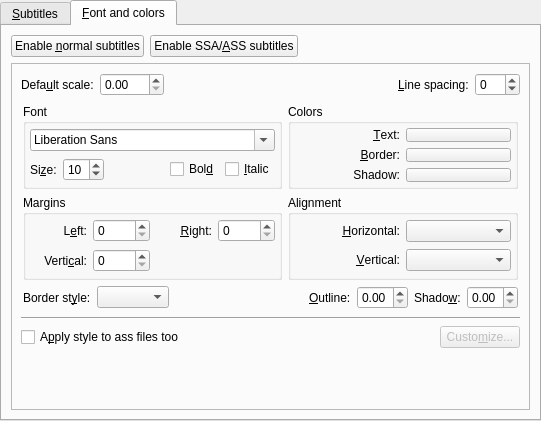
Old version of the form src/prefsubtitles.ui in the repository wilbert2000/wzplayer.
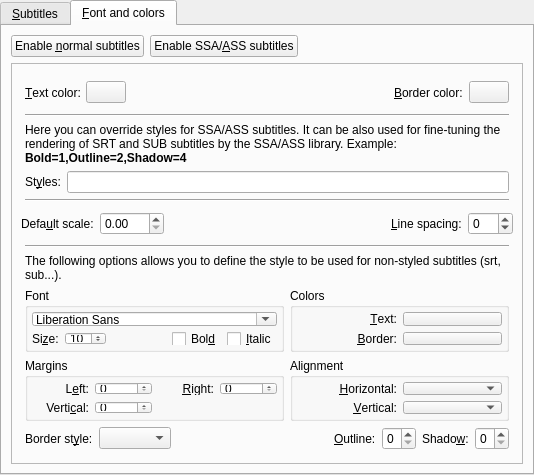
New version of the form. The open tabs and pages were chosen to show the change. Custom widgets are drawn as their Qt base class.

Patch:
```diff
--- a/src/prefsubtitles.ui
+++ b/src/prefsubtitles.ui
@@ -5,8 +5,8 @@
    <rect>
     <x>0</x>
     <y>0</y>
-    <width>541</width>
-    <height>421</height>
+    <width>534</width>
+    <height>469</height>
    </rect>
   </property>
   <property name="windowTitle" >
@@ -237,26 +237,6 @@
          </property>
         </widget>
        </item>
-       <item>
-        <widget class="Line" name="line" >
-         <property name="sizePolicy" >
-          <sizepolicy vsizetype="Fixed" hsizetype="Expanding" >
-           <horstretch>0</horstretch>
-           <verstretch>0</verstretch>
-          </sizepolicy>
-         </property>
-         <property name="orientation" >
-          <enum>Qt::Horizontal</enum>
-         </property>
-        </widget>
-       </item>
-       <item>
-        <widget class="QCheckBox" name="freetype_check" >
-         <property name="text" >
-          <string>Freet&amp;ype support</string>
-         </property>
-        </widget>
-       </item>
        <item>
         <spacer>
          <property name="orientation" >
@@ -717,6 +697,170 @@
          </widget>
          <widget class="QWidget" name="ass_subs" >
           <layout class="QVBoxLayout" >
+           <item>
+            <widget class="QWidget" native="1" name="simple_styles_container" >
+             <property name="enabled" >
+              <bool>true</bool>
+             </property>
+             <layout class="QVBoxLayout" >
+              <property name="leftMargin" >
+               <number>4</number>
+              </property>
+              <property name="topMargin" >
+               <number>4</number>
+              </property>
+              <property name="rightMargin" >
+               <number>4</number>
+              </property>
+              <property name="bottomMargin" >
+               <number>4</number>
+              </property>
+              <item>
+               <layout class="QHBoxLayout" >
+                <property name="spacing" >
+                 <number>6</number>
+                </property>
+                <property name="leftMargin" >
+                 <number>0</number>
+                </property>
+                <property name="topMargin" >
+                 <number>0</number>
+                </property>
+                <property name="rightMargin" >
+                 <number>0</number>
+                </property>
+                <property name="bottomMargin" >
+                 <number>0</number>
+                </property>
+                <item>
+                 <widget class="QLabel" name="asscolor_label" >
+                  <property name="text" >
+                   <string>&amp;Text color:</string>
+                  </property>
+                  <property name="wordWrap" >
+                   <bool>false</bool>
+                  </property>
+                  <property name="buddy" >
+                   <cstring>colorButton</cstring>
+                  </property>
+                 </widget>
+                </item>
+                <item>
+                 <widget class="SelectColorButton" name="colorButton" >
+                  <property name="text" >
+                   <string/>
+                  </property>
+                 </widget>
+                </item>
+                <item>
+                 <spacer>
+                  <property name="orientation" >
+                   <enum>Qt::Horizontal</enum>
+                  </property>
+                  <property name="sizeHint" >
+                   <size>
+                    <width>41</width>
+                    <height>31</height>
+                   </size>
+                  </property>
+                 </spacer>
+                </item>
+                <item>
+                 <widget class="QLabel" name="assbordercolor_label" >
+                  <property name="text" >
+                   <string>&amp;Border color:</string>
+                  </property>
+                  <property name="wordWrap" >
+                   <bool>false</bool>
+                  </property>
+                  <property name="buddy" >
+                   <cstring>borderButton</cstring>
+                  </property>
+                 </widget>
+                </item>
+                <item>
+                 <widget class="SelectColorButton" name="borderButton" >
+                  <property name="text" >
+                   <string/>
+                  </property>
+                 </widget>
+                </item>
+               </layout>
+              </item>
+              <item>
+               <widget class="Line" name="line" >
+                <property name="sizePolicy" >
+                 <sizepolicy vsizetype="Fixed" hsizetype="Expanding" >
+                  <horstretch>0</horstretch>
+                  <verstretch>0</verstretch>
+                 </sizepolicy>
+                </property>
+                <property name="orientation" >
+                 <enum>Qt::Horizontal</enum>
+                </property>
+               </widget>
+              </item>
+              <item>
+               <widget class="QLabel" name="styles_desc_label" >
+                <property name="text" >
+                 <string>Here you can override styles for SSA/ASS subtitles. It can be also used for fine-tuning the rendering of SRT and SUB subtitles by the SSA/ASS library. Example: &lt;b>Bold=1,Outline=2,Shadow=4&lt;/b></string>
+                </property>
+                <property name="wordWrap" >
+                 <bool>true</bool>
+                </property>
+               </widget>
+              </item>
+              <item>
+               <layout class="QHBoxLayout" >
+                <property name="spacing" >
+                 <number>6</number>
+                </property>
+                <property name="leftMargin" >
+                 <number>0</number>
+                </property>
+                <property name="topMargin" >
+                 <number>0</number>
+                </property>
+                <property name="rightMargin" >
+                 <number>0</number>
+                </property>
+                <property name="bottomMargin" >
+                 <number>0</number>
+                </property>
+                <item>
+                 <widget class="QLabel" name="ass_styles_label" >
+                  <property name="text" >
+                   <string>St&amp;yles:</string>
+                  </property>
+                  <property name="wordWrap" >
+                   <bool>false</bool>
+                  </property>
+                  <property name="buddy" >
+                   <cstring>ass_styles_edit</cstring>
+                  </property>
+                 </widget>
+                </item>
+                <item>
+                 <widget class="QLineEdit" name="ass_styles_edit" />
+                </item>
+               </layout>
+              </item>
+              <item>
+               <widget class="Line" name="line_3" >
+                <property name="sizePolicy" >
+                 <sizepolicy vsizetype="Fixed" hsizetype="Expanding" >
+                  <horstretch>0</horstretch>
+                  <verstretch>0</verstretch>
+                 </sizepolicy>
+                </property>
+                <property name="orientation" >
+                 <enum>Qt::Horizontal</enum>
+                </property>
+               </widget>
+              </item>
+             </layout>
+            </widget>
+           </item>
            <item>
             <layout class="QHBoxLayout" >
              <item>
@@ -787,18 +931,41 @@
              </property>
              <layout class="QGridLayout" >
               <property name="leftMargin" >
-               <number>2</number>
+               <number>4</number>
               </property>
               <property name="topMargin" >
-               <number>2</number>
+               <number>4</number>
               </property>
               <property name="rightMargin" >
-               <number>2</number>
+               <number>4</number>
               </property>
               <property name="bottomMargin" >
-               <number>2</number>
+               <number>4</number>
               </property>
-              <item row="0" column="0" >
+              <item row="0" column="0" colspan="2" >
+               <widget class="Line" name="line_2" >
+                <property name="sizePolicy" >
+                 <sizepolicy vsizetype="Fixed" hsizetype="Expanding" >
+                  <horstretch>0</horstretch>
+                  <verstretch>0</verstretch>
+                 </sizepolicy>
+                </property>
+                <property name="orientation" >
+                 <enum>Qt::Horizontal</enum>
+                </property>
+               </widget>
+              </item>
+              <item row="1" column="0" colspan="2" >
+               <widget class="QLabel" name="label_10" >
+                <property name="text" >
+                 <string>The following options allows you to define the style to be used for non-styled subtitles (srt, sub...).</string>
+                </property>
+                <property name="wordWrap" >
+                 <bool>true</bool>
+                </property>
+               </widget>
+              </item>
+              <item row="2" column="0" >
                <widget class="QGroupBox" name="groupBox_4" >
                 <property name="title" >
                  <string>Font</string>
@@ -886,7 +1053,7 @@
                 </layout>
                </widget>
               </item>
-              <item row="0" column="1" >
+              <item row="2" column="1" >
                <widget class="QGroupBox" name="groupBox_7" >
                 <property name="title" >
                  <string>Colors</string>
@@ -919,12 +1086,6 @@
                  </item>
                  <item row="0" column="1" >
                   <widget class="SelectColorButton" name="style_text_color_button" >
-                   <property name="sizePolicy" >
-                    <sizepolicy vsizetype="Ignored" hsizetype="Minimum" >
-                     <horstretch>0</horstretch>
-                     <verstretch>0</verstretch>
-                    </sizepolicy>
-                   </property>
                    <property name="text" >
                     <string/>
                    </property>
@@ -945,35 +1106,6 @@
                  </item>
                  <item row="1" column="1" >
                   <widget class="SelectColorButton" name="style_border_color_button" >
-                   <property name="sizePolicy" >
-                    <sizepolicy vsizetype="Ignored" hsizetype="Minimum" >
-                     <horstretch>0</horstretch>
-                     <verstretch>0</verstretch>
-                    </sizepolicy>
-                   </property>
-                   <property name="text" >
-                    <string/>
-                   </property>
-                  </widget>
-                 </item>
-                 <item row="2" column="0" >
-                  <widget class="QLabel" name="label_12" >
-                   <property name="text" >
-                    <string>Shadow:</string>
-                   </property>
-                   <property name="alignment" >
-                    <set>Qt::AlignRight|Qt::AlignTrailing|Qt::AlignVCenter</set>
-                   </property>
-                  </widget>
-                 </item>
-                 <item row="2" column="1" >
-                  <widget class="SelectColorButton" name="style_shadow_color_button" >
-                   <property name="sizePolicy" >
-                    <sizepolicy vsizetype="Ignored" hsizetype="Minimum" >
-                     <horstretch>0</horstretch>
-                     <verstretch>0</verstretch>
-                    </sizepolicy>
-                   </property>
                    <property name="text" >
                     <string/>
                    </property>
@@ -982,7 +1114,7 @@
                 </layout>
                </widget>
               </item>
-              <item row="1" column="0" >
+              <item row="3" column="0" >
                <widget class="QGroupBox" name="groupBox_8" >
                 <property name="title" >
                  <string>Margins</string>
@@ -1064,7 +1196,7 @@
                 </layout>
                </widget>
               </item>
-              <item row="1" column="1" >
+              <item row="3" column="1" >
                <widget class="QGroupBox" name="groupBox_9" >
                 <property name="title" >
                  <string>Alignment</string>
@@ -1117,7 +1249,7 @@
                 </layout>
                </widget>
               </item>
-              <item row="2" column="0" colspan="2" >
+              <item row="4" column="0" colspan="2" >
                <layout class="QHBoxLayout" >
                 <item>
                  <widget class="QLabel" name="label_5" >
@@ -1156,12 +1288,15 @@
                  </widget>
                 </item>
                 <item>
-                 <widget class="QDoubleSpinBox" name="style_outline_spin" >
+                 <widget class="QSpinBox" name="style_outline_spin" >
+                  <property name="minimum" >
+                   <number>0</number>
+                  </property>
                   <property name="maximum" >
-                   <double>4.000000000000000</double>
+                   <number>4</number>
                   </property>
-                  <property name="singleStep" >
-                   <double>0.100000000000000</double>
+                  <property name="value" >
+                   <number>0</number>
                   </property>
                  </widget>
                 </item>
@@ -1176,12 +1311,9 @@
                  </widget>
                 </item>
                 <item>
-                 <widget class="QDoubleSpinBox" name="style_shadow_spin" >
+                 <widget class="QSpinBox" name="style_shadow_spin" >
                   <property name="maximum" >
-                   <double>4.000000000000000</double>
-                  </property>
-                  <property name="singleStep" >
-                   <double>0.100000000000000</double>
+                   <number>4</number>
                   </property>
                  </widget>
                 </item>
@@ -1190,53 +1322,6 @@
              </layout>
             </widget>
            </item>
-           <item>
-            <widget class="Line" name="line_3" >
-             <property name="sizePolicy" >
-              <sizepolicy vsizetype="Fixed" hsizetype="Expanding" >
-               <horstretch>0</horstretch>
-               <verstretch>0</verstretch>
-              </sizepolicy>
-             </property>
-             <property name="orientation" >
-              <enum>Qt::Horizontal</enum>
-             </property>
-            </widget>
-           </item>
-           <item>
-            <layout class="QHBoxLayout" >
-             <item>
-              <widget class="QCheckBox" name="force_ass_styles" >
-               <property name="text" >
-                <string>A&amp;pply style to ass files too</string>
-               </property>
-              </widget>
-             </item>
-             <item>
-              <spacer>
-               <property name="orientation" >
-                <enum>Qt::Horizontal</enum>
-               </property>
-               <property name="sizeHint" >
-                <size>
-                 <width>40</width>
-                 <height>20</height>
-                </size>
-               </property>
-              </spacer>
-             </item>
-             <item>
-              <widget class="QPushButton" name="ass_customize_button" >
-               <property name="enabled" >
-                <bool>false</bool>
-               </property>
-               <property name="text" >
-                <string>Custo&amp;mize...</string>
-               </property>
-              </widget>
-             </item>
-            </layout>
-           </item>
            <item>
             <spacer>
              <property name="orientation" >
@@ -1244,8 +1329,8 @@
              </property>
              <property name="sizeHint" >
               <size>
-               <width>497</width>
-               <height>16</height>
+               <width>479</width>
+               <height>20</height>
               </size>
              </property>
             </spacer>
```
Left out of the diff: 24 changed lines with no effect on the pictures.
